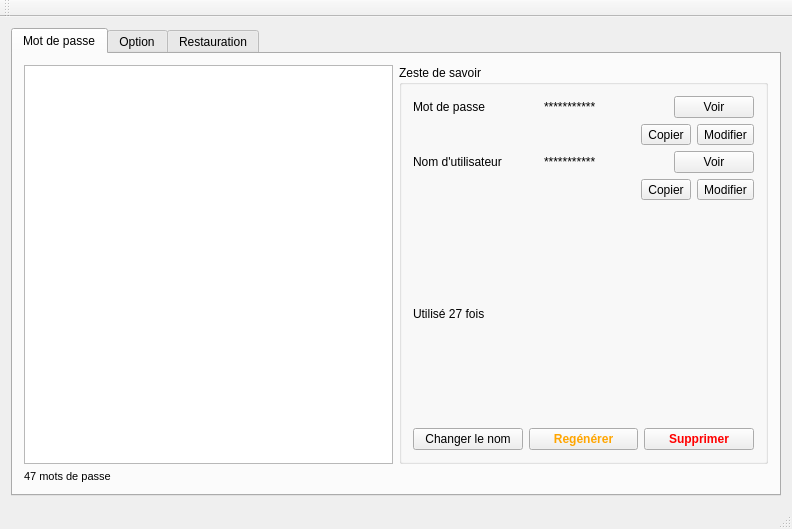
ThomasChevalier/passwordWallet, file Utility/desktop_app/desktop/mainwindow.ui: the form before one commit.
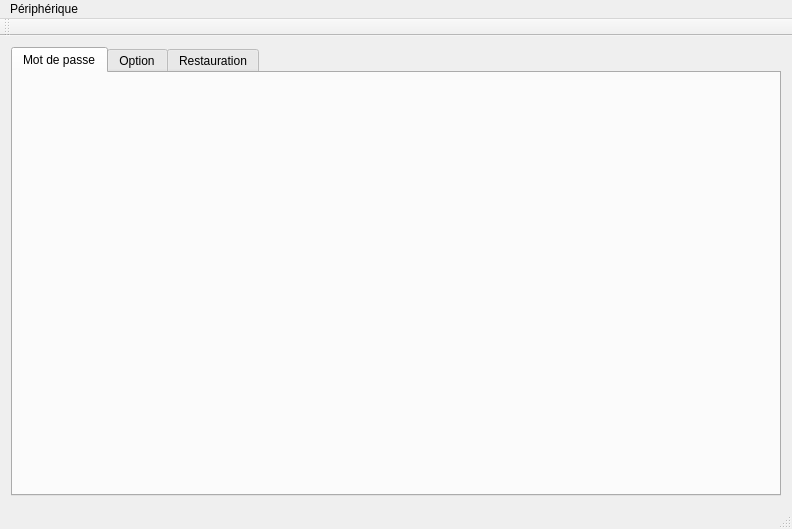
The form after the commit.

Commit message: Fix font problem. Add pcb dir. Work on desktop app.

Patch:
```diff
--- a/Utility/desktop_app/desktop/mainwindow.ui
+++ b/Utility/desktop_app/desktop/mainwindow.ui
@@ -24,221 +24,7 @@
        <attribute name="title">
         <string>Mot de passe</string>
        </attribute>
-       <layout class="QVBoxLayout" name="verticalLayout_13">
-        <item>
-         <layout class="QHBoxLayout" name="horizontalLayout_8">
-          <item>
-           <widget class="QListView" name="pwdView"/>
-          </item>
-          <item>
-           <widget class="QGroupBox" name="pwdBox">
-            <property name="title">
-             <string>Zeste de savoir</string>
-            </property>
-            <layout class="QVBoxLayout" name="verticalLayout_5">
-             <item>
-              <layout class="QVBoxLayout" name="verticalLayout">
-               <item>
-                <layout class="QHBoxLayout" name="horizontalLayout_3">
-                 <item>
-                  <layout class="QHBoxLayout" name="horizontalLayout">
-                   <item>
-                    <widget class="QLabel" name="label">
-                     <property name="text">
-                      <string>Mot de passe</string>
-                     </property>
-                    </widget>
-                   </item>
-                   <item>
-                    <widget class="QLabel" name="lblPwd">
-                     <property name="text">
-                      <string>***********</string>
-                     </property>
-                    </widget>
-                   </item>
-                  </layout>
-                 </item>
-                 <item>
-                  <widget class="QPushButton" name="buttonViewPwd">
-                   <property name="sizePolicy">
-                    <sizepolicy hsizetype="Fixed" vsizetype="Fixed">
-                     <horstretch>0</horstretch>
-                     <verstretch>0</verstretch>
-                    </sizepolicy>
-                   </property>
-                   <property name="text">
-                    <string>Voir</string>
-                   </property>
-                  </widget>
-                 </item>
-                </layout>
-               </item>
-               <item>
-                <layout class="QHBoxLayout" name="horizontalLayout_4">
-                 <item>
-                  <spacer name="horizontalSpacer">
-                   <property name="orientation">
-                    <enum>Qt::Horizontal</enum>
-                   </property>
-                   <property name="sizeType">
-                    <enum>QSizePolicy::Expanding</enum>
-                   </property>
-                   <property name="sizeHint" stdset="0">
-                    <size>
-                     <width>40</width>
-                     <height>20</height>
-                    </size>
-                   </property>
-                  </spacer>
-                 </item>
-                 <item>
-                  <widget class="QToolButton" name="buttonCopyPwd">
-                   <property name="text">
-                    <string>Copier</string>
-                   </property>
-                  </widget>
-                 </item>
-                 <item>
-                  <widget class="QToolButton" name="buttonUpdatePwd">
-                   <property name="text">
-                    <string>Modifier</string>
-                   </property>
-                  </widget>
-                 </item>
-                </layout>
-               </item>
-              </layout>
-             </item>
-             <item>
-              <layout class="QVBoxLayout" name="verticalLayout_4">
-               <item>
-                <layout class="QHBoxLayout" name="horizontalLayout_11">
-                 <item>
-                  <layout class="QHBoxLayout" name="horizontalLayout_2">
-                   <item>
-                    <widget class="QLabel" name="label_3">
-                     <property name="text">
-                      <string>Nom d'utilisateur</string>
-                     </property>
-                    </widget>
-                   </item>
-                   <item>
-                    <widget class="QLabel" name="lblUser">
-                     <property name="text">
-                      <string>***********</string>
-                     </property>
-                    </widget>
-                   </item>
-                  </layout>
-                 </item>
-                 <item>
-                  <widget class="QPushButton" name="buttonViewUser">
-                   <property name="sizePolicy">
-                    <sizepolicy hsizetype="Fixed" vsizetype="Fixed">
-                     <horstretch>0</horstretch>
-                     <verstretch>0</verstretch>
-                    </sizepolicy>
-                   </property>
-                   <property name="text">
-                    <string>Voir</string>
-                   </property>
-                  </widget>
-                 </item>
-                </layout>
-               </item>
-               <item>
-                <layout class="QHBoxLayout" name="horizontalLayout_12">
-                 <item>
-                  <spacer name="horizontalSpacer_5">
-                   <property name="orientation">
-                    <enum>Qt::Horizontal</enum>
-                   </property>
-                   <property name="sizeType">
-                    <enum>QSizePolicy::Expanding</enum>
-                   </property>
-                   <property name="sizeHint" stdset="0">
-                    <size>
-                     <width>40</width>
-                     <height>20</height>
-                    </size>
-                   </property>
-                  </spacer>
-                 </item>
-                 <item>
-                  <widget class="QToolButton" name="buttonCopyUser">
-                   <property name="text">
-                    <string>Copier</string>
-                   </property>
-                  </widget>
-                 </item>
-                 <item>
-                  <widget class="QToolButton" name="buttonUpdateUser">
-                   <property name="text">
-                    <string>Modifier</string>
-                   </property>
-                  </widget>
-                 </item>
-                </layout>
-               </item>
-              </layout>
-             </item>
-             <item>
-              <widget class="QLabel" name="lblUse">
-               <property name="text">
-                <string>Utilisé 27 fois</string>
-               </property>
-              </widget>
-             </item>
-             <item>
-              <layout class="QHBoxLayout" name="horizontalLayout_13">
-               <item>
-                <widget class="QPushButton" name="buttonUpdateName">
-                 <property name="text">
-                  <string>Changer le nom</string>
-                 </property>
-                </widget>
-               </item>
-               <item>
-                <widget class="QPushButton" name="buttonRegenerate">
-                 <property name="styleSheet">
-                  <string notr="true">QPushButton {
-font-weight: bold;
-color:orange;
-}</string>
-                 </property>
-                 <property name="text">
-                  <string>Regénérer</string>
-                 </property>
-                </widget>
-               </item>
-               <item>
-                <widget class="QPushButton" name="buttonDelete">
-                 <property name="styleSheet">
-                  <string notr="true">QPushButton {
-font-weight: 600;
-color:red;
-}</string>
-                 </property>
-                 <property name="text">
-                  <string>Supprimer</string>
-                 </property>
-                </widget>
-               </item>
-              </layout>
-             </item>
-            </layout>
-           </widget>
-          </item>
-         </layout>
-        </item>
-        <item>
-         <widget class="QLabel" name="lblNumPwd">
-          <property name="text">
-           <string>&lt;html&gt;&lt;head/&gt;&lt;body&gt;&lt;p&gt;&lt;span style=&quot; font-size:8pt;&quot;&gt;47 mots de passe&lt;/span&gt;&lt;/p&gt;&lt;/body&gt;&lt;/html&gt;</string>
-          </property>
-         </widget>
-        </item>
-       </layout>
+       <layout class="QVBoxLayout" name="verticalLayout_15"/>
       </widget>
       <widget class="QWidget" name="tabOption">
        <attribute name="title">
@@ -731,9 +517,18 @@
      <x>0</x>
      <y>0</y>
      <width>792</width>
-     <height>26</height>
+     <height>25</height>
     </rect>
    </property>
+   <widget class="QMenu" name="menuP_riph_rique">
+    <property name="title">
+     <string>Périphérique</string>
+    </property>
+    <addaction name="actionConnect"/>
+    <addaction name="actionResolve"/>
+    <addaction name="actionDisconnect"/>
+   </widget>
+   <addaction name="menuP_riph_rique"/>
   </widget>
   <widget class="QToolBar" name="mainToolBar">
    <attribute name="toolBarArea">
```
Left out of the diff: 26 changed lines with no effect on the pictures. The commit also changes 39 other files.
